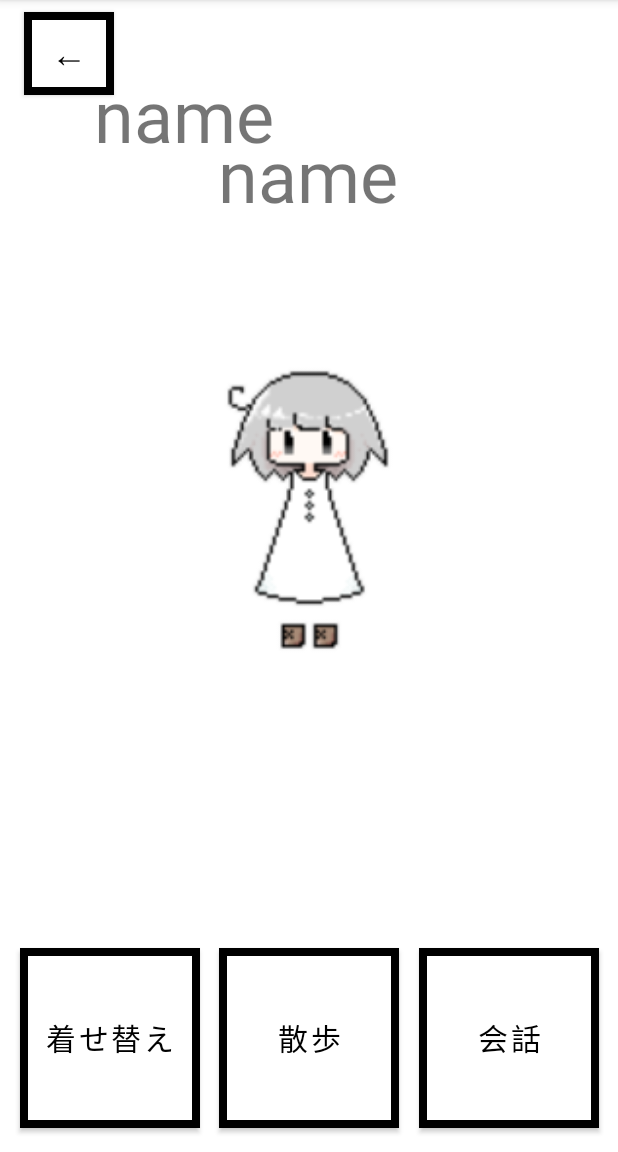
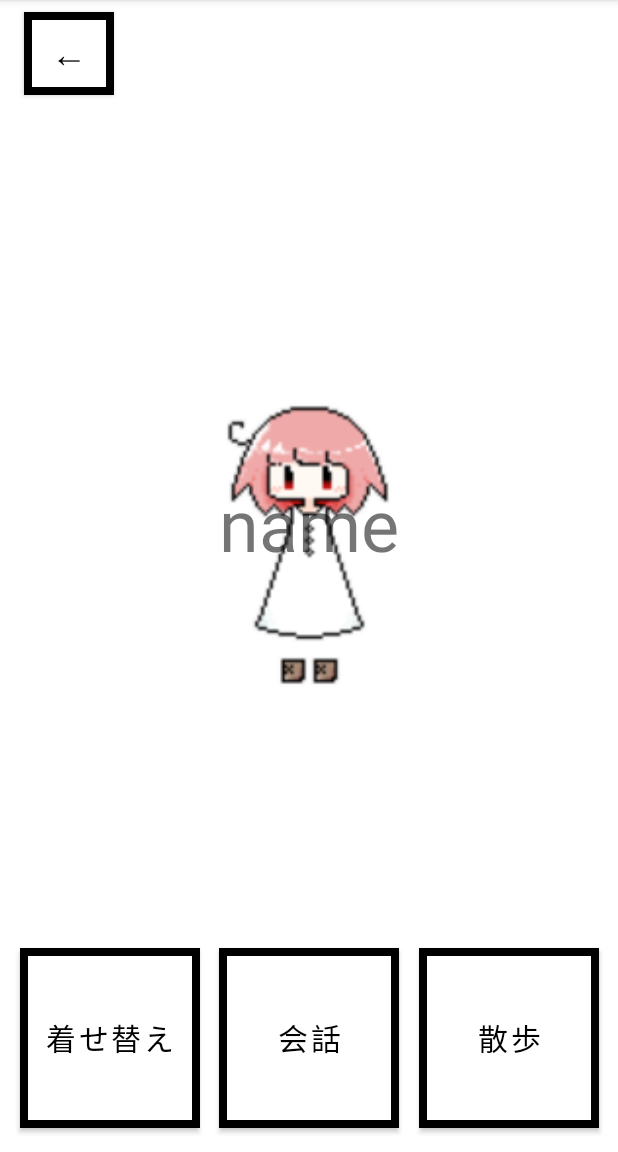
Before and after one commit to gakusei474/MiniSchedule02, an Android app: the CharacterActivity screen opened directly, with no data from a screen before it, on a phone screen of 412 x 824 dp, the part 84-1236 px from its top. Run offline under Robolectric (Android 15) with nearby library versions, the phone set to English and light mode, and no system bars.

Commit message:
Fragment

```diff
--- a/app/src/main/java/com/example/myscheduler/CharacterActivity.kt
+++ b/app/src/main/java/com/example/myscheduler/CharacterActivity.kt
@@ -8,10 +8,8 @@ import com.example.myscheduler.databinding.ActivityCharacterBinding
 class CharacterActivity : AppCompatActivity() {
 
     private lateinit var binding: ActivityCharacterBinding
-    private lateinit var name: NameFragment
-    private lateinit var chara: CharacterFragment
-    private lateinit var chara1: CharacterFragment2
     private lateinit var kisekae: KisekaeFragment
+    private lateinit var charamain: CharacterFragment2
 
     override fun onCreate(savedInstanceState: Bundle?) {
         super.onCreate(savedInstanceState)
@@ -21,39 +19,44 @@ class CharacterActivity : AppCompatActivity() {
         binding = ActivityCharacterBinding.inflate(layoutInflater)
         setContentView(binding.root)
 
-        //Characterの名前
+
+
+        /*
+        //備忘録　Characterの名前
         name = NameFragment()
         supportFragmentManager.beginTransaction().apply {
             replace(R.id.nameFreme, name)
             commit()
         }
+    */
 
-
-        //Characterの画像
-        chara = CharacterFragment()
+        //CharacterMain（画像、名前）
+        charamain = CharacterFragment2()
         supportFragmentManager.beginTransaction().apply {
-            replace(R.id.characterFreme, chara)
+            replace(R.id.characterFrame, charamain)
             addToBackStack(null)
             commit()
         }
 
-        /*//備忘録　ボタンタップでCharacter画像（フラグメント）変更
-        chara1 = CharacterFragment2()
-        binding.KisekaeButton.setOnClickListener{
+
+        //ボタンタップでCharacter画像（フラグメント）変更
+        kisekae = KisekaeFragment()
+        binding.kisekaeButton.setOnClickListener{
             supportFragmentManager.beginTransaction().apply {
-                replace(R.id.characterFreme, chara1)
+                replace(R.id.characterFrame, kisekae)
                 addToBackStack(null)
                 commit()
             }
-        }*/
+        }
 
+        binding.kaiwaButton.setOnClickListener{
+            supportFragmentManager.beginTransaction().apply {
+                replace(R.id.characterFrame, charamain)
+                addToBackStack(null)
+                commit()
+            }
+        }
 
-        kisekae = KisekaeFragment()
-        supportFragmentManager.beginTransaction().apply {
-            replace(R.id.kisekaeFreme, kisekae)
-            addToBackStack(null)
-            commit()
-        }
 
 
         //戻るボタンの処理
--- a/app/src/main/java/com/example/myscheduler/KisekaeFragment.kt
+++ b/app/src/main/java/com/example/myscheduler/KisekaeFragment.kt
@@ -39,10 +39,11 @@ class KisekaeFragment : Fragment() {
             getFragmentManager().beginTransaction().remove(this).commit()
         }*/
 
+        /*
         val kisekaeback = view?.findViewById<Button>(R.id.kisekaeBackButton)
         kisekaeback?.setOnClickListener {
             activity?.supportFragmentManager?.popBackStack()
-        }
+        }*/
 
 
     }
--- a/app/src/main/res/layout/activity_character.xml
+++ b/app/src/main/res/layout/activity_character.xml
@@ -21,7 +21,7 @@
         app:layout_constraintTop_toTopOf="parent" />
 
     <Button
-        android:id="@+id/KisekaeButton"
+        android:id="@+id/kisekaeButton"
         android:layout_width="120dp"
         android:layout_height="120dp"
         android:layout_marginBottom="16dp"
@@ -31,12 +31,27 @@
         android:textSize="20sp"
         app:backgroundTint="@null"
         app:layout_constraintBottom_toBottomOf="parent"
-        app:layout_constraintEnd_toStartOf="@+id/SanpoButton"
+        app:layout_constraintEnd_toStartOf="@+id/kaiwaButton"
         app:layout_constraintHorizontal_bias="0.5"
         app:layout_constraintStart_toStartOf="parent" />
 
     <Button
-        android:id="@+id/SanpoButton"
+        android:id="@+id/kaiwaButton"
+        android:layout_width="120dp"
+        android:layout_height="120dp"
+        android:layout_marginBottom="16dp"
+        android:background="@drawable/c_button_style"
+        android:text="@string/kaiwa"
+        android:textColor="@color/black"
+        android:textSize="20sp"
+        app:backgroundTint="@null"
+        app:layout_constraintBottom_toBottomOf="parent"
+        app:layout_constraintEnd_toStartOf="@+id/sanpoButton"
+        app:layout_constraintHorizontal_bias="0.5"
+        app:layout_constraintStart_toEndOf="@+id/kisekaeButton" />
+
+    <Button
+        android:id="@+id/sanpoButton"
         android:layout_width="120dp"
         android:layout_height="120dp"
         android:layout_marginBottom="16dp"
@@ -46,61 +61,18 @@
         android:textSize="20sp"
         app:backgroundTint="@null"
         app:layout_constraintBottom_toBottomOf="parent"
-        app:layout_constraintEnd_toStartOf="@+id/KaiwaButton"
-        app:layout_constraintHorizontal_bias="0.5"
-        app:layout_constraintStart_toEndOf="@+id/KisekaeButton" />
-
-    <Button
-        android:id="@+id/KaiwaButton"
-        android:layout_width="120dp"
-        android:layout_height="120dp"
-        android:layout_marginBottom="16dp"
-        android:background="@drawable/c_button_style"
-        android:text="@string/kaiwa"
-        android:textColor="@color/black"
-        android:textSize="20sp"
-        app:backgroundTint="@null"
-        app:layout_constraintBottom_toBottomOf="parent"
         app:layout_constraintEnd_toEndOf="parent"
         app:layout_constraintHorizontal_bias="0.5"
-        app:layout_constraintStart_toEndOf="@+id/SanpoButton" />
+        app:layout_constraintStart_toEndOf="@+id/kaiwaButton" />
 
     <FrameLayout
-        android:id="@+id/kisekaeFreme"
-        android:layout_width="383dp"
-        android:layout_height="690dp"
-        app:layout_constraintBottom_toBottomOf="parent"
+        android:id="@+id/characterFrame"
+        android:layout_width="409dp"
+        android:layout_height="530dp"
+        app:layout_constraintBottom_toTopOf="@+id/kaiwaButton"
         app:layout_constraintEnd_toEndOf="parent"
         app:layout_constraintStart_toStartOf="parent"
-        app:layout_constraintTop_toTopOf="parent">
-
-    </FrameLayout>
-
-    <FrameLayout
-        android:id="@+id/nameFreme"
-        android:layout_width="180dp"
-        android:layout_height="120dp"
-        android:layout_marginStart="32dp"
-        android:layout_marginEnd="32dp"
-        app:layout_constraintBottom_toTopOf="@+id/SanpoButton"
-        app:layout_constraintEnd_toEndOf="parent"
-        app:layout_constraintHorizontal_bias="0.496"
-        app:layout_constraintStart_toStartOf="parent"
-        app:layout_constraintTop_toTopOf="parent"
-        app:layout_constraintVertical_bias="0.155">
-
-    </FrameLayout>
-
-    <FrameLayout
-        android:id="@+id/characterFreme"
-        android:layout_width="140dp"
-        android:layout_height="250dp"
-        app:layout_constraintBottom_toTopOf="@+id/SanpoButton"
-        app:layout_constraintEnd_toEndOf="parent"
-        app:layout_constraintHorizontal_bias="0.497"
-        app:layout_constraintStart_toStartOf="parent"
-        app:layout_constraintTop_toBottomOf="@+id/nameFreme"
-        app:layout_constraintVertical_bias="0.0">
+        app:layout_constraintTop_toBottomOf="@+id/SuchedulerButton">
 
     </FrameLayout>
 
--- a/app/src/main/res/layout/fragment_character2.xml
+++ b/app/src/main/res/layout/fragment_character2.xml
@@ -2,9 +2,9 @@
 <androidx.constraintlayout.widget.ConstraintLayout xmlns:android="http://schemas.android.com/apk/res/android"
     xmlns:app="http://schemas.android.com/apk/res-auto"
     xmlns:tools="http://schemas.android.com/tools"
-    android:id="@+id/ApronCharacter"
-    android:layout_width="wrap_content"
-    android:layout_height="wrap_content"
+    android:id="@+id/mainCharacterFrame"
+    android:layout_width="match_parent"
+    android:layout_height="match_parent"
     tools:context=".CharacterFragment2">
 
     <ImageView
@@ -14,8 +14,20 @@
         android:contentDescription="@string/キャラクター"
         app:layout_constraintBottom_toBottomOf="parent"
         app:layout_constraintEnd_toEndOf="parent"
+        app:layout_constraintHorizontal_bias="0.498"
         app:layout_constraintStart_toStartOf="parent"
         app:layout_constraintTop_toTopOf="parent"
         app:srcCompat="@drawable/yotei1" />
 
+    <TextView
+        android:id="@+id/textView2"
+        android:layout_width="wrap_content"
+        android:layout_height="wrap_content"
+        android:text="@string/nametext"
+        android:textSize="48dp"
+        app:layout_constraintBottom_toBottomOf="parent"
+        app:layout_constraintEnd_toEndOf="parent"
+        app:layout_constraintStart_toStartOf="parent"
+        app:layout_constraintTop_toTopOf="parent" />
+
 </androidx.constraintlayout.widget.ConstraintLayout>
--- a/app/src/main/res/layout/fragment_kisekae.xml
+++ b/app/src/main/res/layout/fragment_kisekae.xml
@@ -5,25 +5,15 @@
     android:id="@+id/frameLayout2"
     android:layout_width="match_parent"
     android:layout_height="match_parent"
-    tools:context=".KisekaeFragment" >
+    tools:context=".KisekaeFragment">
 
-    <ImageView
-        android:id="@+id/imageView"
-        android:layout_width="321dp"
-        android:layout_height="580dp"
-        android:src="@drawable/ic_launcher_background"
+    <TextView
+        android:id="@+id/textView"
+        android:layout_width="wrap_content"
+        android:layout_height="wrap_content"
+        android:text="きせかえします"
         app:layout_constraintBottom_toBottomOf="parent"
         app:layout_constraintEnd_toEndOf="parent"
         app:layout_constraintStart_toStartOf="parent"
         app:layout_constraintTop_toTopOf="parent" />
-
-    <Button
-        android:id="@+id/kisekaeBackButton"
-        android:layout_width="wrap_content"
-        android:layout_height="wrap_content"
-        android:text="@string/schedule_back"
-        app:layout_constraintBottom_toBottomOf="@+id/imageView"
-        app:layout_constraintEnd_toEndOf="@+id/imageView"
-        app:layout_constraintStart_toStartOf="@+id/imageView"
-        app:layout_constraintTop_toTopOf="@+id/imageView" />
 </androidx.constraintlayout.widget.ConstraintLayout>
--- a/build.gradle
+++ b/build.gradle
@@ -7,7 +7,7 @@ buildscript {
     }
     dependencies {
         classpath "com.android.tools.build:gradle:4.1.1"
-        classpath "org.jetbrains.kotlin:kotlin-gradle-plugin:$kotlin_version"
+        classpath "org.jetbrains.kotlin:kotlin-gradle-plugin:1.5.30"
         classpath "io.realm:realm-gradle-plugin:10.0.1"
         def nav_version = "2.3.1"
         classpath "androidx.navigation:navigation-safe-args-gradle-plugin:$nav_version"
```
